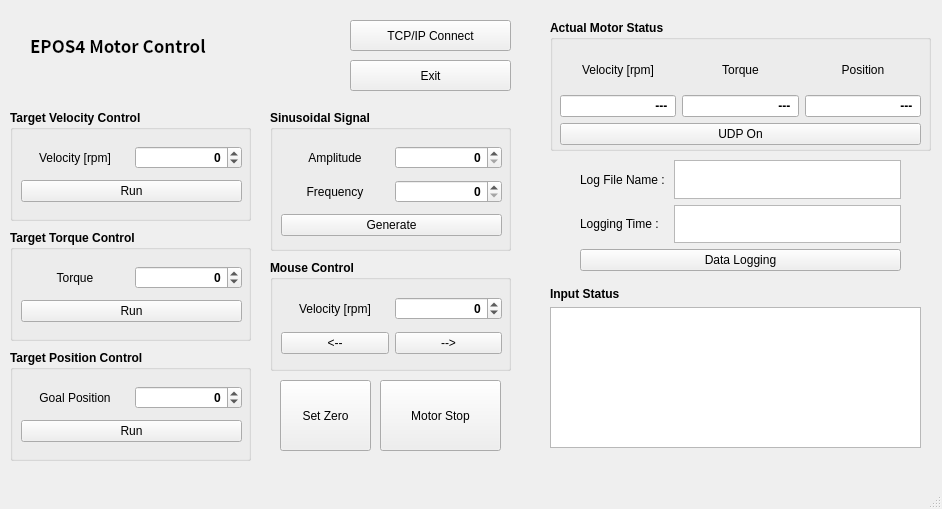
This is mainwindow.ui in shkwon98/EPOS4-SOEM-Gui as Qt 5 draws it before an edit. The edited form follows.
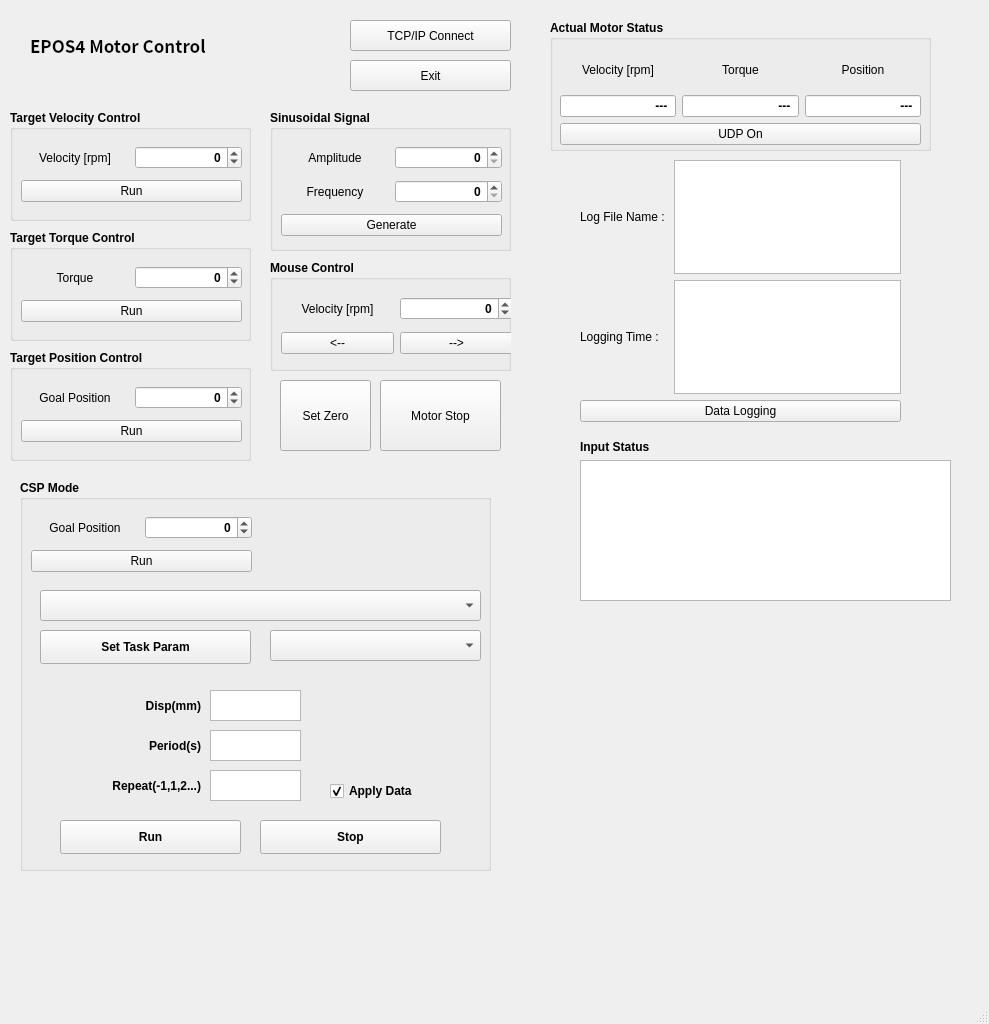
This is the edited form.

What changed in the file:
```diff
--- a/mainwindow.ui
+++ b/mainwindow.ui
@@ -6,8 +6,8 @@
    <rect>
     <x>0</x>
     <y>0</y>
-    <width>942</width>
-    <height>509</height>
+    <width>989</width>
+    <height>1024</height>
    </rect>
   </property>
   <property name="windowTitle">
@@ -93,8 +93,8 @@
    <widget class="QWidget" name="layoutWidget">
     <property name="geometry">
      <rect>
-      <x>550</x>
-      <y>287</y>
+      <x>580</x>
+      <y>440</y>
       <width>371</width>
       <height>161</height>
      </rect>
@@ -494,7 +494,7 @@
       <rect>
        <x>11</x>
        <y>31</y>
-       <width>221</width>
+       <width>232</width>
        <height>71</height>
       </rect>
      </property>
@@ -522,10 +522,10 @@
          <set>Qt::AlignRight|Qt::AlignTrailing|Qt::AlignVCenter</set>
         </property>
         <property name="minimum">
-         <number>-20000</number>
+         <number>-1176</number>
         </property>
         <property name="maximum">
-         <number>20000</number>
+         <number>1176</number>
         </property>
        </widget>
       </item>
@@ -533,6 +533,7 @@
        <widget class="QPushButton" name="ccwButton">
         <property name="font">
          <font>
+          <family>Arial</family>
           <weight>50</weight>
           <bold>false</bold>
          </font>
@@ -546,6 +547,7 @@
        <widget class="QPushButton" name="cwButton">
         <property name="font">
          <font>
+          <family>Arial</family>
           <weight>50</weight>
           <bold>false</bold>
          </font>
@@ -731,13 +733,13 @@
      <string>Set Zero</string>
     </property>
    </widget>
-   <widget class="QWidget" name="">
+   <widget class="QWidget" name="layoutWidget">
     <property name="geometry">
      <rect>
       <x>580</x>
       <y>160</y>
       <width>321</width>
-      <height>111</height>
+      <height>262</height>
      </rect>
     </property>
     <layout class="QGridLayout" name="gridLayout">
@@ -801,6 +803,250 @@
      </item>
     </layout>
    </widget>
+   <widget class="QGroupBox" name="groupBox_7">
+    <property name="geometry">
+     <rect>
+      <x>20</x>
+      <y>480</y>
+      <width>471</width>
+      <height>391</height>
+     </rect>
+    </property>
+    <property name="font">
+     <font>
+      <family>Arial</family>
+      <weight>75</weight>
+      <bold>true</bold>
+     </font>
+    </property>
+    <property name="title">
+     <string>CSP Mode</string>
+    </property>
+    <property name="flat">
+     <bool>false</bool>
+    </property>
+    <widget class="QWidget" name="layoutWidget_6">
+     <property name="geometry">
+      <rect>
+       <x>11</x>
+       <y>31</y>
+       <width>221</width>
+       <height>68</height>
+      </rect>
+     </property>
+     <layout class="QGridLayout" name="gridLayout_7">
+      <item row="0" column="0">
+       <widget class="QLabel" name="label_15">
+        <property name="font">
+         <font>
+          <family>Arial</family>
+          <weight>50</weight>
+          <bold>false</bold>
+         </font>
+        </property>
+        <property name="text">
+         <string>Goal Position</string>
+        </property>
+        <property name="alignment">
+         <set>Qt::AlignCenter</set>
+        </property>
+       </widget>
+      </item>
+      <item row="0" column="1">
+       <widget class="QSpinBox" name="targetValue_CSP">
+        <property name="alignment">
+         <set>Qt::AlignRight|Qt::AlignTrailing|Qt::AlignVCenter</set>
+        </property>
+        <property name="minimum">
+         <number>-99999</number>
+        </property>
+        <property name="maximum">
+         <number>99999</number>
+        </property>
+        <property name="value">
+         <number>0</number>
+        </property>
+       </widget>
+      </item>
+      <item row="1" column="0" colspan="2">
+       <widget class="QPushButton" name="runButton_CSP">
+        <property name="font">
+         <font>
+          <family>Arial</family>
+          <weight>50</weight>
+          <bold>false</bold>
+         </font>
+        </property>
+        <property name="text">
+         <string>Run</string>
+        </property>
+       </widget>
+      </item>
+     </layout>
+    </widget>
+    <widget class="QComboBox" name="comboBox_RunTask_Motion">
+     <property name="geometry">
+      <rect>
+       <x>250</x>
+       <y>150</y>
+       <width>211</width>
+       <height>31</height>
+      </rect>
+     </property>
+    </widget>
+    <widget class="QTextEdit" name="textEdit_RunTask_Repeat">
+     <property name="geometry">
+      <rect>
+       <x>190</x>
+       <y>290</y>
+       <width>91</width>
+       <height>31</height>
+      </rect>
+     </property>
+    </widget>
+    <widget class="QTextEdit" name="textEdit_RunTask_Displacement">
+     <property name="geometry">
+      <rect>
+       <x>190</x>
+       <y>210</y>
+       <width>91</width>
+       <height>31</height>
+      </rect>
+     </property>
+    </widget>
+    <widget class="QLabel" name="label_21">
+     <property name="geometry">
+      <rect>
+       <x>10</x>
+       <y>290</y>
+       <width>171</width>
+       <height>31</height>
+      </rect>
+     </property>
+     <property name="layoutDirection">
+      <enum>Qt::LeftToRight</enum>
+     </property>
+     <property name="text">
+      <string>Repeat(-1,1,2...)</string>
+     </property>
+     <property name="alignment">
+      <set>Qt::AlignRight|Qt::AlignTrailing|Qt::AlignVCenter</set>
+     </property>
+    </widget>
+    <widget class="QLabel" name="label_20">
+     <property name="geometry">
+      <rect>
+       <x>90</x>
+       <y>250</y>
+       <width>91</width>
+       <height>31</height>
+      </rect>
+     </property>
+     <property name="layoutDirection">
+      <enum>Qt::LeftToRight</enum>
+     </property>
+     <property name="text">
+      <string>Period(s)</string>
+     </property>
+     <property name="alignment">
+      <set>Qt::AlignRight|Qt::AlignTrailing|Qt::AlignVCenter</set>
+     </property>
+    </widget>
+    <widget class="QLabel" name="label_19">
+     <property name="geometry">
+      <rect>
+       <x>50</x>
+       <y>210</y>
+       <width>131</width>
+       <height>31</height>
+      </rect>
+     </property>
+     <property name="layoutDirection">
+      <enum>Qt::LeftToRight</enum>
+     </property>
+     <property name="text">
+      <string>Disp(mm)</string>
+     </property>
+     <property name="alignment">
+      <set>Qt::AlignRight|Qt::AlignTrailing|Qt::AlignVCenter</set>
+     </property>
+    </widget>
+    <widget class="QComboBox" name="comboBox_RunTask_Type">
+     <property name="geometry">
+      <rect>
+       <x>20</x>
+       <y>110</y>
+       <width>441</width>
+       <height>31</height>
+      </rect>
+     </property>
+    </widget>
+    <widget class="QPushButton" name="pushButton_RunTask_SetTaskParam">
+     <property name="geometry">
+      <rect>
+       <x>20</x>
+       <y>150</y>
+       <width>211</width>
+       <height>34</height>
+      </rect>
+     </property>
+     <property name="text">
+      <string>Set Task Param</string>
+     </property>
+    </widget>
+    <widget class="QTextEdit" name="textEdit_RunTask_Period">
+     <property name="geometry">
+      <rect>
+       <x>190</x>
+       <y>250</y>
+       <width>91</width>
+       <height>31</height>
+      </rect>
+     </property>
+    </widget>
+    <widget class="QPushButton" name="pushButton_RunTask_STOP">
+     <property name="geometry">
+      <rect>
+       <x>240</x>
+       <y>340</y>
+       <width>181</width>
+       <height>34</height>
+      </rect>
+     </property>
+     <property name="text">
+      <string>Stop</string>
+     </property>
+    </widget>
+    <widget class="QCheckBox" name="checkBox_RunTask_Apply_Data">
+     <property name="geometry">
+      <rect>
+       <x>310</x>
+       <y>300</y>
+       <width>171</width>
+       <height>22</height>
+      </rect>
+     </property>
+     <property name="text">
+      <string>Apply Data</string>
+     </property>
+     <property name="checked">
+      <bool>true</bool>
+     </property>
+    </widget>
+    <widget class="QPushButton" name="pushButton_RunTask_RUN">
+     <property name="geometry">
+      <rect>
+       <x>40</x>
+       <y>340</y>
+       <width>181</width>
+       <height>34</height>
+      </rect>
+     </property>
+     <property name="text">
+      <string>Run</string>
+     </property>
+    </widget>
+   </widget>
   </widget>
   <widget class="QMenuBar" name="menubar">
    <property name="geometry">
```
Left out of the diff: 13 changed lines with no effect on the pictures.
